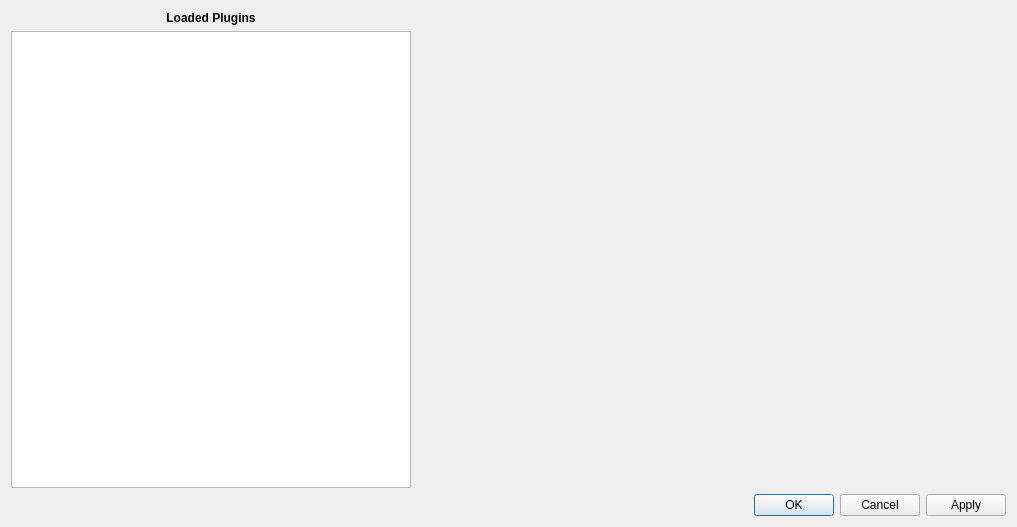
Qt form brainframe_qt/ui/dialogs/plugin_configuration/plugin_config.ui (aotuai/brainframe-qt) before a commit.
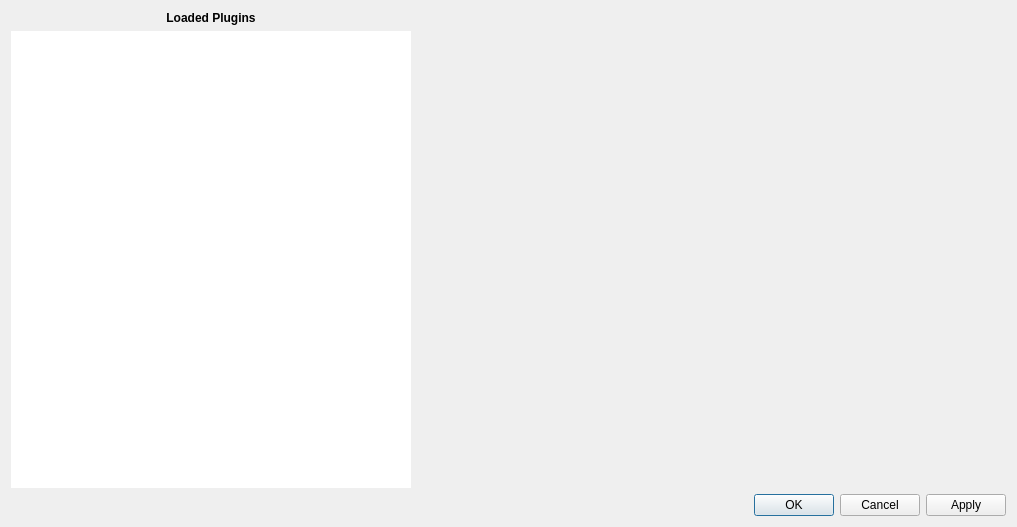
The same form after that commit. Custom widgets are drawn as their Qt base class.

Commit message: Remove frame border on plugin list for A E S T H E T I C S

The edit to the form file:
```diff
--- a/brainframe_qt/ui/dialogs/plugin_configuration/plugin_config.ui
+++ b/brainframe_qt/ui/dialogs/plugin_configuration/plugin_config.ui
@@ -28,6 +28,9 @@
        <height>16777215</height>
       </size>
      </property>
+     <property name="frameShape">
+      <enum>QFrame::NoFrame</enum>
+     </property>
     </widget>
    </item>
    <item row="2" column="1">
```
